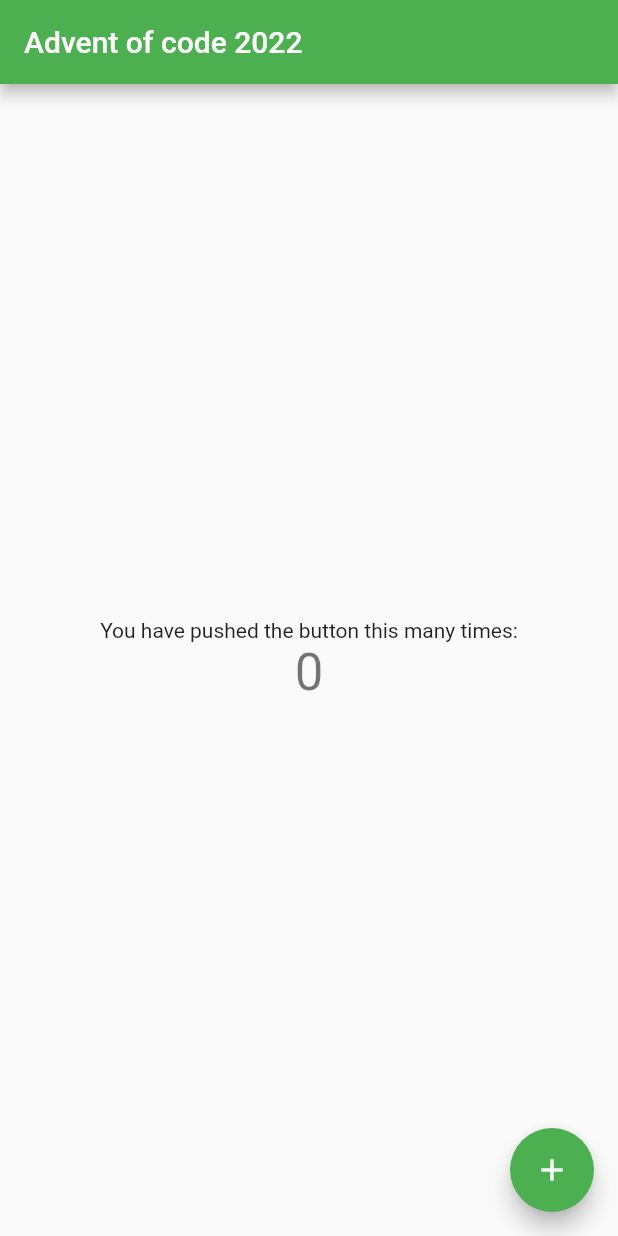
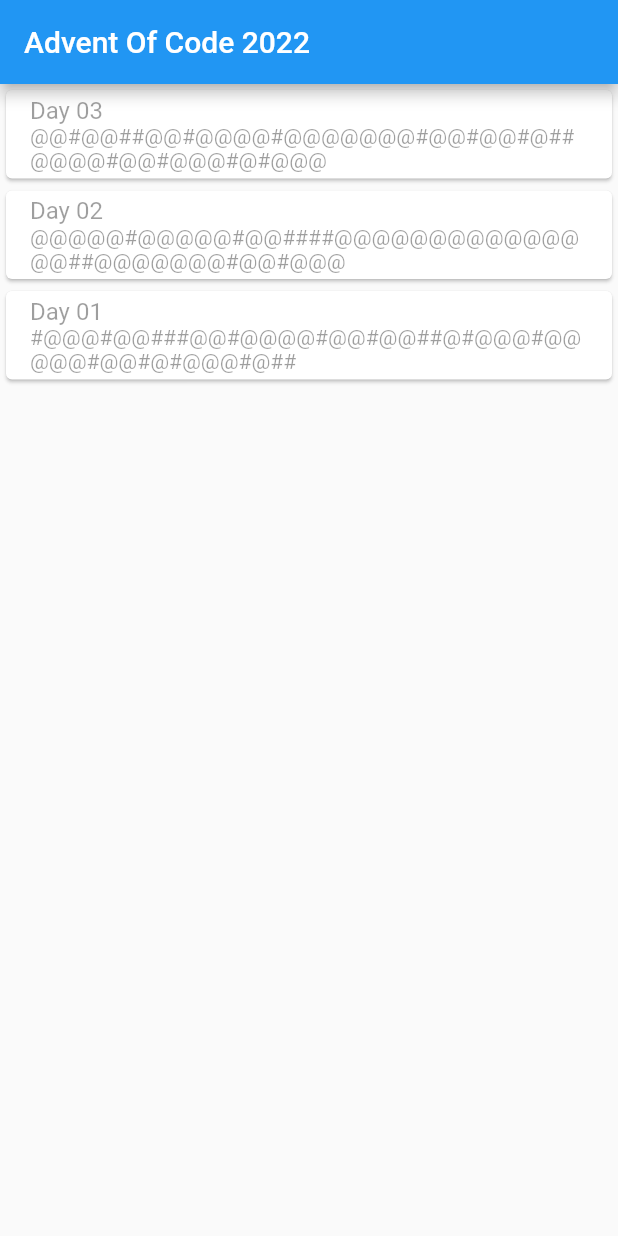
Before and after one commit to Spielfeld/faoc, a Flutter app: the screen it shows after launch, on a phone screen of 412 x 824 dp. Run offline on Flutter 3.47's test engine with Material 2 defaults, Android fonts, the phone set to English and light mode, and no system bars.

Commit message:
DayOverview (simple List) implementation

```diff
--- a/lib/main.dart
+++ b/lib/main.dart
@@ -1,67 +1,80 @@
 import 'package:flutter/material.dart';
 
+// void main() => runApp(const DayOverview());
 void main() {
-  runApp(const MyApp());
+  runApp(const DayOverview());
 }
 
-class MyApp extends StatelessWidget {
-  const MyApp({super.key});
+class DayOverview extends StatelessWidget {
+  const DayOverview({super.key});
 
   @override
   Widget build(BuildContext context) {
+    const title = 'Advent Of Code 2022';
+
     return MaterialApp(
-      title: 'Advent of code 2022',
-      theme: ThemeData(
-        primarySwatch: Colors.green,
-      ),
-      home: const MyHomePage(title: 'Advent of code 2022'),
-    );
-  }
-}
-
-class MyHomePage extends StatefulWidget {
-  const MyHomePage({super.key, required this.title});
-
-  final String title;
-
-  @override
-  State<MyHomePage> createState() => _MyHomePageState();
-}
-
-class _MyHomePageState extends State<MyHomePage> {
-  int _counter = 0;
-
-  void _incrementCounter() {
-    setState(() {
-      _counter++;
-    });
-  }
-
-  @override
-  Widget build(BuildContext context) {
-    return Scaffold(
-      appBar: AppBar(
-        title: Text(widget.title),
-      ),
-      body: Center(
-        child: Column(
-          mainAxisAlignment: MainAxisAlignment.center,
-          children: <Widget>[
-            const Text(
-              'You have pushed the button this many times:',
+      title: title,
+      home: Scaffold(
+        appBar: AppBar(
+          title: const Text(title),
+        ),
+        body: ListView(
+          children: const <Widget>[
+            Card(
+              child: ListTile(
+                title: Text('Day 03'),
+                subtitle: Text('@@#@@##@@#@@@@#@@@@@@@#@@#@@#@##@@@@#@@#@@@#@#@@@'),
+                isThreeLine: false,
+                // dense: true,
+                enabled: false,
+              ),
             ),
-            Text(
-              '$_counter',
-              style: Theme.of(context).textTheme.headlineMedium,
+            Card(
+              child: ListTile(
+                title: Text('Day 02'),
+                subtitle: Text('@@@@@#@@@@@#@@####@@@@@@@@@@@@@@@##@@@@@@@#@@#@@@'),
+                isThreeLine: false,
+                // dense: true,
+                enabled: false,
+              ),
+            ),
+            Card(
+              child: ListTile(
+                title: Text('Day 01'),
+                subtitle: Text('#@@@#@@###@@#@@@@#@@#@@##@#@@@#@@@@@#@@#@#@@@#@##'),
+                isThreeLine: false,
+                // dense: true,
+                enabled: false,
+              ),
             ),
           ],
         ),
       ),
-      floatingActionButton: FloatingActionButton(
-        onPressed: _incrementCounter,
-        tooltip: 'Increment',
-        child: const Icon(Icons.add),
-      ),
     );
   }
 }
+// #@@@#@@###@@#@@@@#@@#@@##@#@@@#@@@@@#@@#@#@@@#@##
+// @@@@@#@@@@@#@@####@@@@@@@@@@@@@@@##@@@@@@@#@@#@@@
+// @@#@@##@@#@@@@#@@@@@@@#@@#@@#@##@@@@#@@#@@@#@#@@@
+// #@@@#@@@@@#@@@@@@@@@#@#@@@@@#@@#@#@@@@@@@@@@##@@@
+// @@@@#@@@@@@#@#@@@#@@@@@#@#@#@##@#@@@##@####@#@@@#
+// @@@###@@##@@#@@@@@@@@###@#@@@###@#@@#@@@##@@###@@
+// #@#@@#@@@@@@@##@#@##@@@####@#@@##@@###@@@@#@@@@@#
+// #@@#@#@@@##@@@##@@#@@@@@@@@@@@@#@@@#@@@@@@@@###@@
+// @##@@#@@#@@@@@@@@@@@@#@@##@@@@@@@#@###@@@@##@@@@@
+// @###@@@@@@@@@##@@###@@@##@@@@@#@@#@@##@@@@@#@#@@@
+// ##@##@#@@@@@@#@@@#@#@@@#@@@@@@@#@@@#@###@@#@#@@@@
+// @##@##@@##@@@@@#@@@#@#@@@#@#@@@@##@@@@@@@##@@@@##
+// @@@@#@@@@@#@@@#@#@@@@@#@@@@##@@@@@@@@#@@##@@@##@@
+// @#@@@@@@####@@#@@##@@@#@@@@@#@@@@@@@@@@@@@@@##@@#
+// @##@@@@@@@#@@#@@#@@#@#@@#@@@@###@@@#@@@@#@@@@@@@@
+// #@@@@@#@@@@@@@#@@@@@@#@#@@@@#@@@@@##|@@@@##@#@@##
+// @@@@@@@@@@#@@@@@#@#@@#@@@@@##@#@@#@@@@###@#@##@#@
+// #@@#@@@@#@@@#@@@@#@@@@@@@#@###@#@@@@@@#@@@@@#@@@@
+// ###@@#@#@@@@#@@@@#@#@@#@@@@@##@#@@@@@@@#@@#@@@@@#
+// @@#@@@@###@@@@@@#@@@@@#@#@#@@@@@@#@@#@###@##@##@@
+// @@@#@@#@@#@#@@@@@@#@##@@###@@#@@@@@#@@@@@##@@#@@@
+// @@@#@#@@@##@#@####@@@@@@@#@@@@@#@@@@#@#@@@#@@#@##
+// @@@@@@#@@#@@@#@@#@##@@#@#@@@@#@#@@@@@@@@@@@@@#@@#
+// #@#@#@#@@@##@@##@@#@@@@@@@#@@@@##@@##|@#@@@#@@#@@
+// #@@@#@@@@@@@#@@@@@#@@###@##@@@#@@##@#@@@@@#@@@@#@
```
